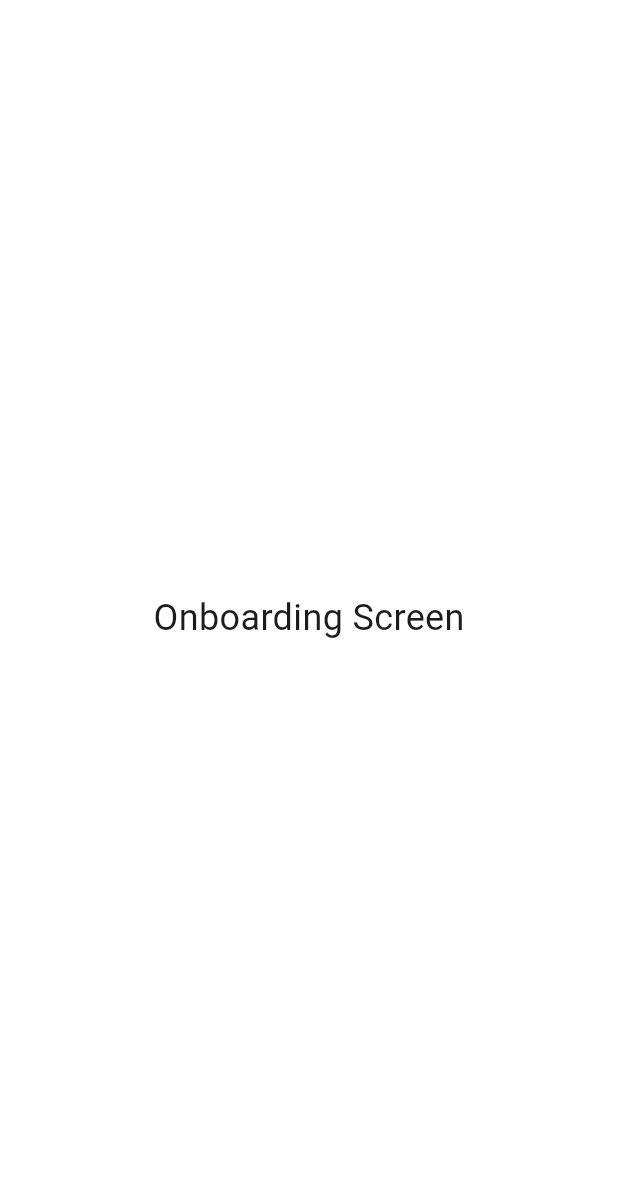
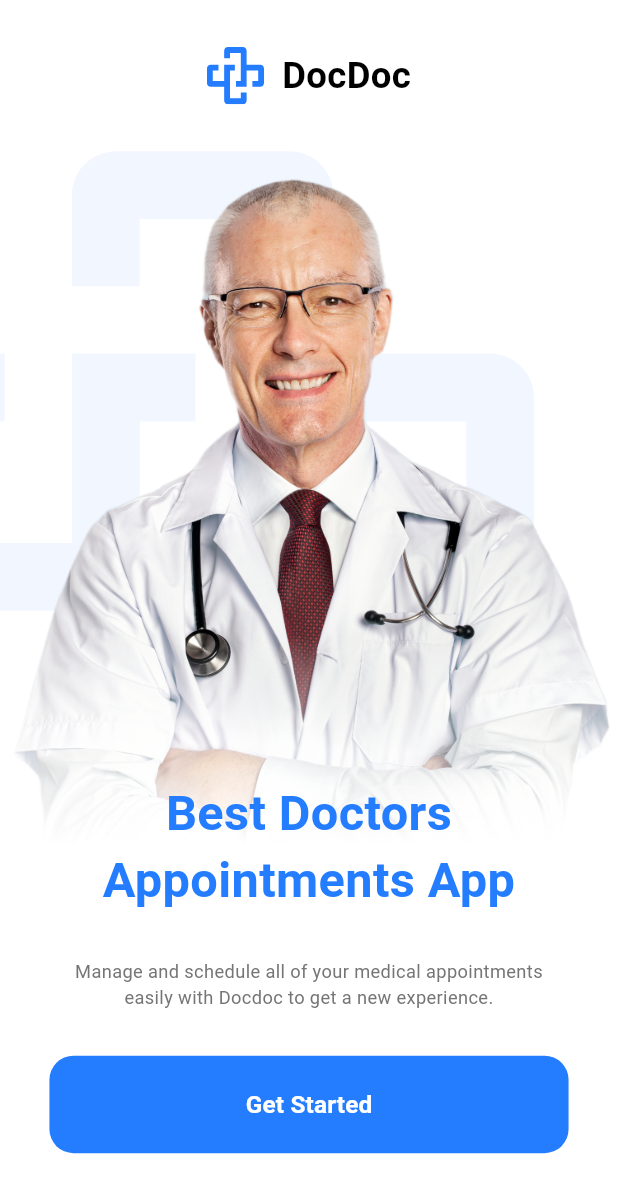
Before and after one commit to Ehabhanna1/DocDoc-App, a Flutter app: the screen it shows after launch, on a phone screen of 412 x 824 dp. Shown: the top 1193 px of the screen. Run offline on Flutter 3.47's test engine with Material 3 defaults, Android fonts, the phone set to English and light mode, and no system bars; our stand-ins replace flutter_screenutil, flutter_svg.

Commit message:
onoarding screen ui done

```diff
--- /dev/null
+++ b/lib/core/helper/extensions.dart
@@ -0,0 +1,28 @@
+import 'package:flutter/widgets.dart';
+
+extension Navigation on BuildContext {
+  Future<dynamic> pushNamed(String routeName, {Object? arguments}) {
+    return Navigator.of(this).pushNamed(routeName, arguments: arguments);
+  }
+
+  Future<dynamic> pushReplacementNamed(String routeName, {Object? arguments}) {
+    return Navigator.of(this)
+        .pushReplacementNamed(routeName, arguments: arguments);
+  }
+
+  Future<dynamic> pushNamedAndRemoveUntil(String routeName,
+      {Object? arguments, required RoutePredicate predicate}) {
+    return Navigator.of(this)
+        .pushNamedAndRemoveUntil(routeName, predicate, arguments: arguments);
+  }
+
+  void pop() => Navigator.of(this).pop();
+}
+
+extension StringExtension on String? {
+  bool isNullOrEmpty() => this == null || this == "";
+}
+
+extension ListExtension<T> on List<T>? {
+  bool isNullOrEmpty() => this == null || this!.isEmpty;
+}
--- /dev/null
+++ b/lib/core/helper/spacing.dart
@@ -0,0 +1,8 @@
+
+
+import 'package:flutter/material.dart';
+import 'package:flutter_screenutil/flutter_screenutil.dart';
+
+SizedBox verticalSpacing (double height) => SizedBox(height: height.h,);
+
+SizedBox horizontalSpacing (double width) => SizedBox(width: width.w,);
--- a/lib/core/routing/app_router.dart
+++ b/lib/core/routing/app_router.dart
@@ -4,16 +4,27 @@
 
 
 import 'package:docdoc_app/core/routing/routes.dart';
+import 'package:docdoc_app/features/login/ui/login_screen.dart';
 import 'package:docdoc_app/features/onBoarding/ui/onBoarding_screen.dart';
 import 'package:flutter/material.dart';
 
 class AppRouter {
+
+
   Route? generateRoute ( RouteSettings settings){
+
+     final arguments = settings.arguments;
+
     switch (settings.name) {
       case Routes.onBoardingScreen:
         return MaterialPageRoute(
           builder: (_) => const OnboardingScreen(),
         );
+        case Routes.loginScreen:
+        return MaterialPageRoute(
+          builder: (_) => LoginScreen(),
+        );
   }
+
 }
 }
--- a/lib/core/routing/routes.dart
+++ b/lib/core/routing/routes.dart
@@ -4,5 +4,7 @@ class Routes {
 
   static const String onBoardingScreen = '/onboarding';
 
+  static const String loginScreen = '/login';
+
 
 }
--- a/lib/docdoc_app.dart
+++ b/lib/docdoc_app.dart
@@ -14,7 +14,7 @@ class DocdocApp extends StatelessWidget {
   @override
   Widget build(BuildContext context) {
     return ScreenUtilInit(
-       designSize: const Size(360, 690),
+      designSize: const Size(375, 812),
       minTextAdapt: true,
       splitScreenMode: true,
       child: MaterialApp(
--- /dev/null
+++ b/lib/features/login/ui/login_screen.dart
@@ -0,0 +1,15 @@
+import 'package:flutter/material.dart';
+import 'package:flutter/widgets.dart';
+
+class LoginScreen extends StatelessWidget {
+  const LoginScreen({super.key});
+
+  @override
+  Widget build(BuildContext context) {
+    return Scaffold(
+      body: Center(
+        child: Text('Login Screen'),
+      ),
+    );
+  }
+}
--- a/lib/features/onBoarding/ui/onBoarding_screen.dart
+++ b/lib/features/onBoarding/ui/onBoarding_screen.dart
@@ -1,4 +1,10 @@
+import 'package:docdoc_app/core/helper/spacing.dart';
+import 'package:docdoc_app/core/theming/styles.dart';
+import 'package:docdoc_app/features/onBoarding/ui/widgets/doc_logo_and_named.dart';
+import 'package:docdoc_app/features/onBoarding/ui/widgets/doctor_image_and_text.dart';
+import 'package:docdoc_app/features/onBoarding/ui/widgets/get_started_button.dart';
 import 'package:flutter/material.dart';
+import 'package:flutter_screenutil/flutter_screenutil.dart';
 
 class OnboardingScreen extends StatelessWidget {
   const OnboardingScreen({super.key});
@@ -7,10 +13,39 @@ class OnboardingScreen extends StatelessWidget {
   Widget build(BuildContext context) {
     return  Scaffold(
 
-      body: Center(
-        child: Text(
-          'Onboarding Screen',
-          style: TextStyle(fontSize: 24),
+      body: SafeArea(
+        child: SingleChildScrollView(
+          child: Padding(
+            padding:  EdgeInsets.only(top: 30.h,bottom: 30.h),
+            child: Column(
+              children: [
+
+               const DocLogoAndNamed(),
+               verticalSpacing(30),
+               const DoctorImageAndText(),
+               Padding(
+                 padding: EdgeInsets.symmetric(horizontal: 30.w),
+                 child: Column(
+                  children: [
+                    Text('Manage and schedule all of your medical appointments easily with Docdoc to get a new experience.',
+                    textAlign: TextAlign.center,
+                    style: TextStyles.font12GrayRegular,
+
+                    ),
+                    verticalSpacing(30),
+
+                    const GetStartedButton(),
+
+
+
+                  ],
+                 ),
+               ),
+
+
+              ],
+            ),
+          ),
         ),
       ),
     );
--- /dev/null
+++ b/lib/features/onBoarding/ui/widgets/doc_logo_and_named.dart
@@ -0,0 +1,26 @@
+import 'package:docdoc_app/core/helper/spacing.dart';
+import 'package:docdoc_app/core/theming/styles.dart';
+import 'package:flutter/material.dart';
+import 'package:flutter_screenutil/flutter_screenutil.dart';
+import 'package:flutter_svg/svg.dart';
+
+class DocLogoAndNamed extends StatelessWidget {
+  const DocLogoAndNamed({super.key});
+
+  @override
+  Widget build(BuildContext context) {
+    return Row(
+      mainAxisAlignment: MainAxisAlignment.center,
+      children: [
+
+        SvgPicture.asset('assets/svgs/docdoc_logo.svg'),
+         horizontalSpacing(10),
+
+         Text("DocDoc",style: TextStyles.font24BlackBold),
+
+
+
+      ],
+    );
+  }
+}
--- /dev/null
+++ b/lib/features/onBoarding/ui/widgets/doctor_image_and_text.dart
@@ -0,0 +1,50 @@
+import 'package:docdoc_app/core/theming/styles.dart';
+import 'package:flutter/material.dart';
+import 'package:flutter_svg/svg.dart';
+
+class DoctorImageAndText extends StatelessWidget {
+  const DoctorImageAndText({super.key});
+
+  @override
+  Widget build(BuildContext context) {
+    return Stack(
+      children: [
+
+        SvgPicture.asset('assets/svgs/docdoc_logo_low_opacity.svg'),
+
+        Container(
+
+          //  fading on doctor image
+          foregroundDecoration: BoxDecoration(
+            gradient: LinearGradient(
+              colors: [
+                Colors.white,
+                // ignore: deprecated_member_use
+                Colors.white.withOpacity(0),
+              ],
+              begin: Alignment.bottomCenter,
+              end: Alignment.topCenter,
+              stops: const [0.14,0.4],
+
+              ),
+          ),
+
+          child: Image.asset('assets/images/onboarding_doctor.png'),
+        ),
+
+        Positioned(
+          bottom: 30,
+          left: 0,
+          right: 0,
+          child: Text("Best Doctors\nAppointments App",
+          textAlign: TextAlign.center,
+          style: TextStyles.font32BlueBold.copyWith(height: 1.4),),
+            ),
+
+
+
+
+      ],
+    );
+  }
+}
--- /dev/null
+++ b/lib/features/onBoarding/ui/widgets/get_started_button.dart
@@ -0,0 +1,35 @@
+import 'package:docdoc_app/core/helper/extensions.dart';
+import 'package:docdoc_app/core/routing/routes.dart';
+import 'package:docdoc_app/core/theming/app_colors.dart';
+import 'package:docdoc_app/core/theming/styles.dart';
+import 'package:flutter/material.dart';
+
+
+class GetStartedButton extends StatelessWidget {
+  const GetStartedButton({super.key});
+
+  @override
+  Widget build(BuildContext context) {
+    return TextButton(
+
+      onPressed: () {
+        context.pushNamed(Routes.loginScreen);
+      },
+       style: ButtonStyle(
+        backgroundColor: MaterialStateProperty.all(AppColors.mainBlue),
+        tapTargetSize: MaterialTapTargetSize.shrinkWrap,
+        minimumSize: MaterialStateProperty.all(
+          const Size(double.infinity, 65),
+        ),
+        shape: MaterialStateProperty.all(
+          RoundedRectangleBorder(
+            borderRadius: BorderRadius.circular(16),
+          ),
+        ),
+      ),
+
+      child:  Text('Get Started',style: TextStyles.font16WhiteSemiBold,),
+
+      );
+  }
+}
--- a/pubspec.yaml
+++ b/pubspec.yaml
@@ -83,7 +83,9 @@ flutter:
   # the material Icons class.
   uses-material-design: true
   # To add assets to your application, add an assets section, like this:
-  # assets:
+  assets:
+    - assets/images/
+    - assets/svgs/
   #   - images/a_dot_burr.jpeg
   #   - images/a_dot_ham.jpeg
   # An image asset can refer to one or more resolution-specific "variants", see
```
Also changed, not shown: assets/images/home_blue_pattern.png (added), assets/images/omar.png (added), assets/images/onboarding_doctor.png (added), assets/images/splash.png (added), assets/images/splash_android12_logo.png (added), assets/svgs/docdoc_logo.svg (added), assets/svgs/docdoc_logo_low_opacity.svg (added), assets/svgs/general_speciality.svg (added), assets/svgs/notifications.svg (added).
